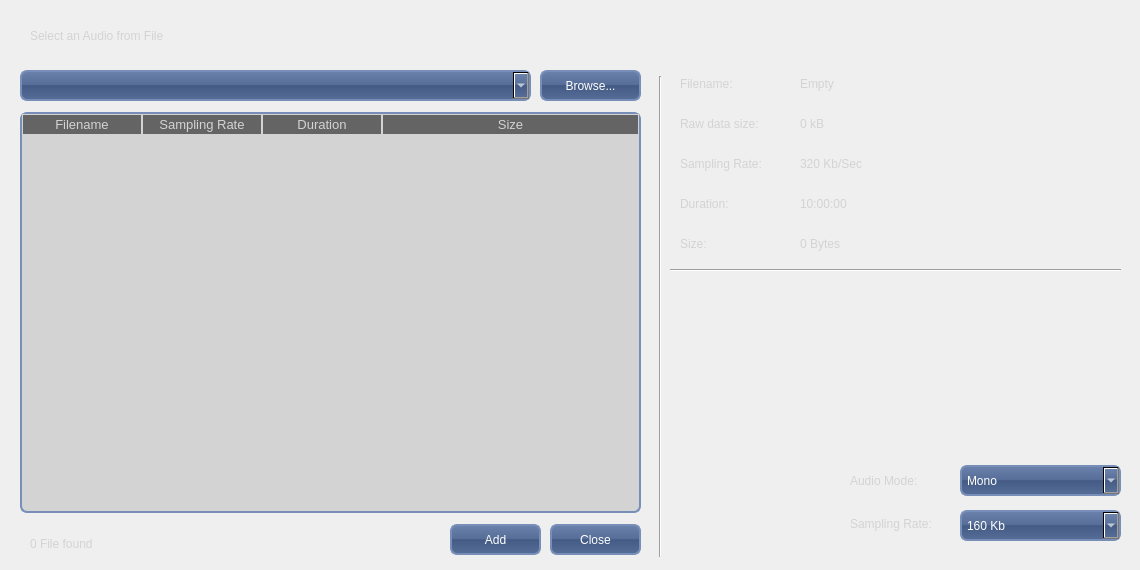
The window that AddingAudio.ui (aroyer-qc/GUI_Builder) describes before a commit, drawn with Qt 5.
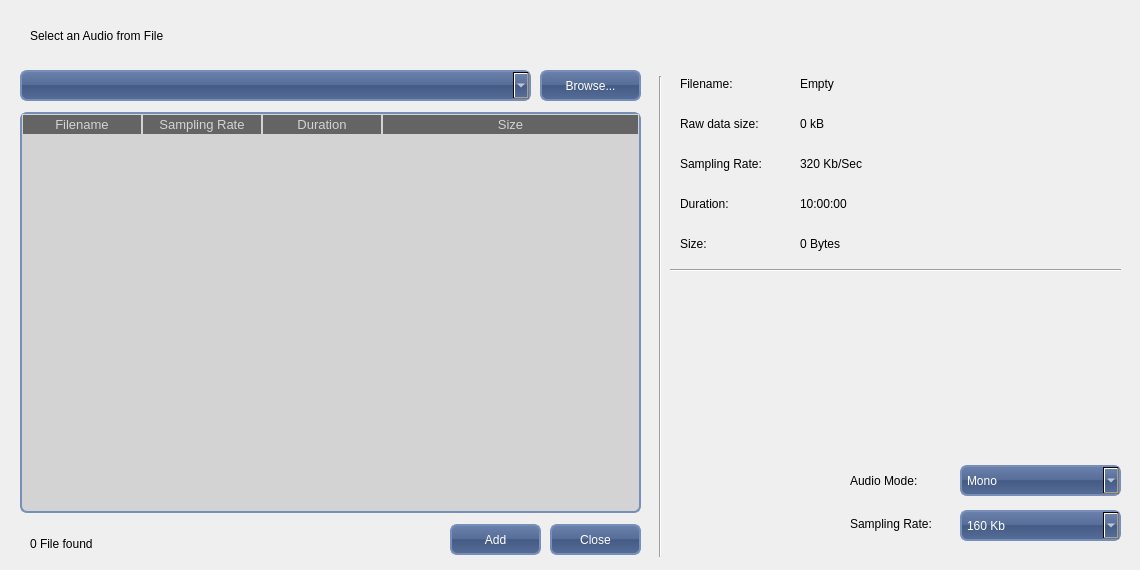
The same window after the commit. Icons and pictures are not drawn.

```diff
--- a/AddingAudio.ui
+++ b/AddingAudio.ui
@@ -23,7 +23,7 @@
    <string notr="true">QLabel {
 font: bold &quot;Ubuntu&quot;;
 font-size: 12px;
-color: lightgray;
+color: black;
 }
 
 QComboBox{
```
